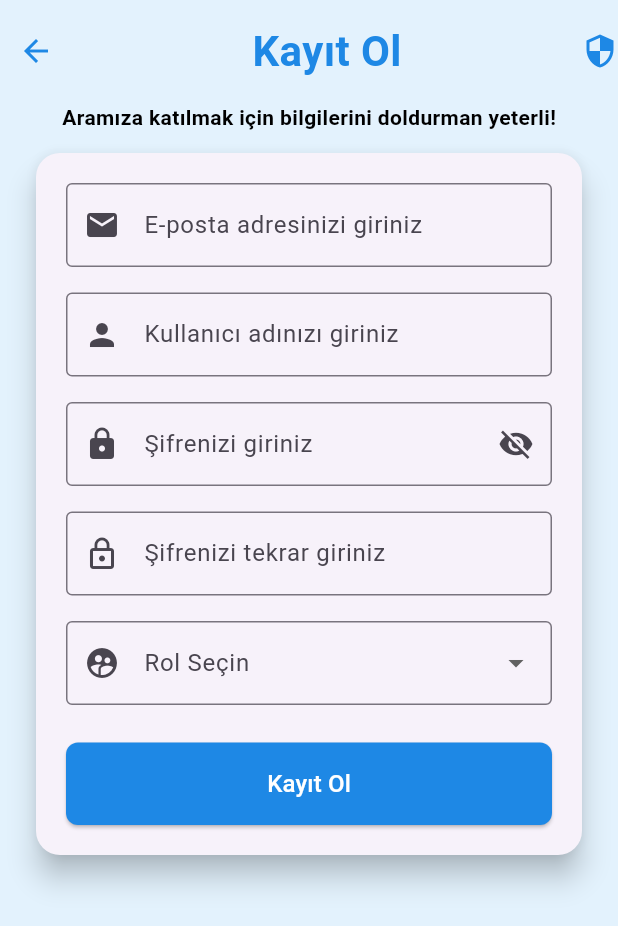
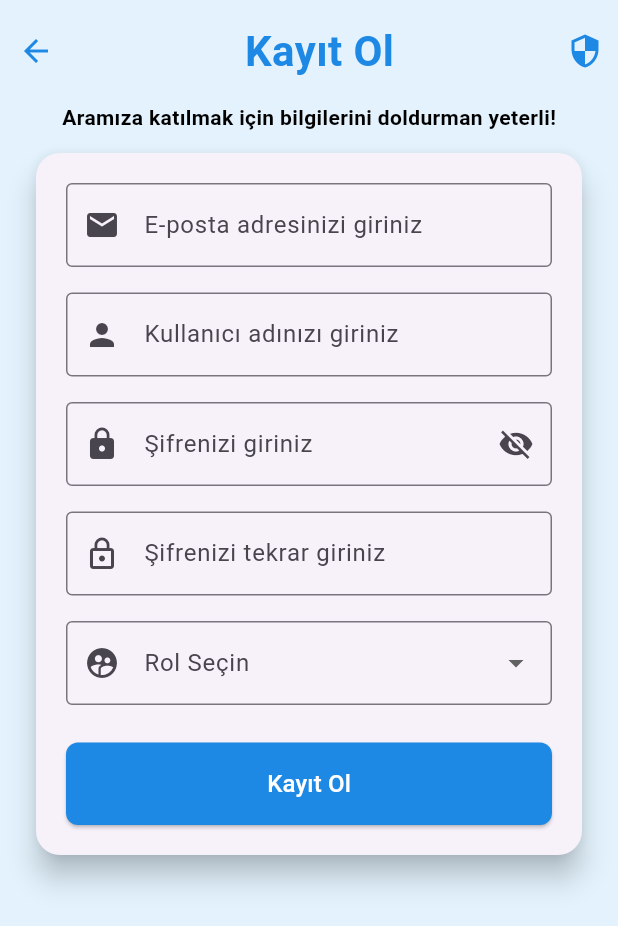
Before and after one commit to FurkanOguzgoksu/flutter-api-book-example, a Flutter app: the PageSignUp screen opened directly, on a phone screen of 412 x 824 dp. Shown: the top 926 px of the screen. Run offline on Flutter 3.47's test engine with Material 3 defaults, Android fonts, the phone set to English and light mode, and no system bars; our stand-ins replace animated_text_kit, carousel_slider, connectivity_plus, shared_preferences; accounts and stored records are empty.

Commit message:
upgrade README.md

```diff
--- a/lib/pages/page_home.dart
+++ b/lib/pages/page_home.dart
@@ -168,7 +168,7 @@ class _PageHomeState extends State<PageHome> {
                       color: kTextWhiteColor,
                     ),
                   ),
-                  Positioned(right: 20, top: 25, child: Text("1")),
+                  Positioned(right: 20, top: 25, child: Text("0")),
                 ],
               ),
               Stack(
@@ -182,7 +182,7 @@ class _PageHomeState extends State<PageHome> {
                     },
                     icon: Icon(Icons.favorite, color: kTextWhiteColor),
                   ),
-                  Positioned(right: 20, top: 25, child: Text("1")),
+                  Positioned(right: 20, top: 25, child: Text("0")),
                 ],
               ),
             ],
--- a/lib/pages/page_payment_transaction.dart
+++ b/lib/pages/page_payment_transaction.dart
@@ -191,7 +191,6 @@ class _PagePaymentTransactionState extends State<PagePaymentTransaction> {
                                       builder: (context) => PageMyAddresses(),
                                     ),
                                   );
-                                  savedAddress = [];
                                   selectedAddress = "";
                                 },
                                 icon: Icon(Icons.add_home_work),
--- a/lib/pages/user_operations/page_sign_up.dart
+++ b/lib/pages/user_operations/page_sign_up.dart
@@ -66,7 +66,6 @@ class _PageSignUpState extends State<PageSignUp> {
             children: [
               const SizedBox(height: 10),
               Row(
-                mainAxisAlignment: MainAxisAlignment.spaceBetween,
                 children: [
                   IconButton(
                     onPressed: () {
@@ -74,6 +73,7 @@ class _PageSignUpState extends State<PageSignUp> {
                     },
                     icon: Icon(Icons.arrow_back, color: Color(0xFF1E88E5)),
                   ),
+                  const Spacer(),
                   const Text(
                     "Kayıt Ol",
                     style: TextStyle(
@@ -82,7 +82,9 @@ class _PageSignUpState extends State<PageSignUp> {
                       color: Color(0xFF1E88E5),
                     ),
                   ),
+                  const Spacer(),
                   Icon(Icons.security, color: Color(0xFF1E88E5)),
+                  const SizedBox(width: 10),
                 ],
               ),
 
```
Also changed, not shown: 12 other files.
